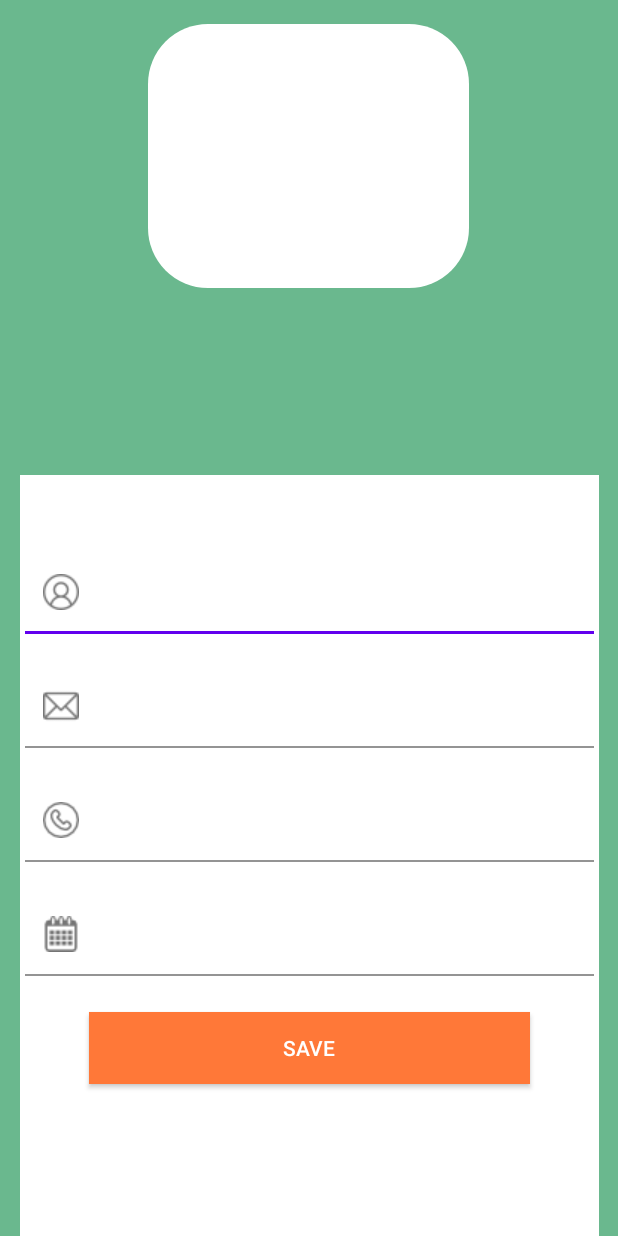
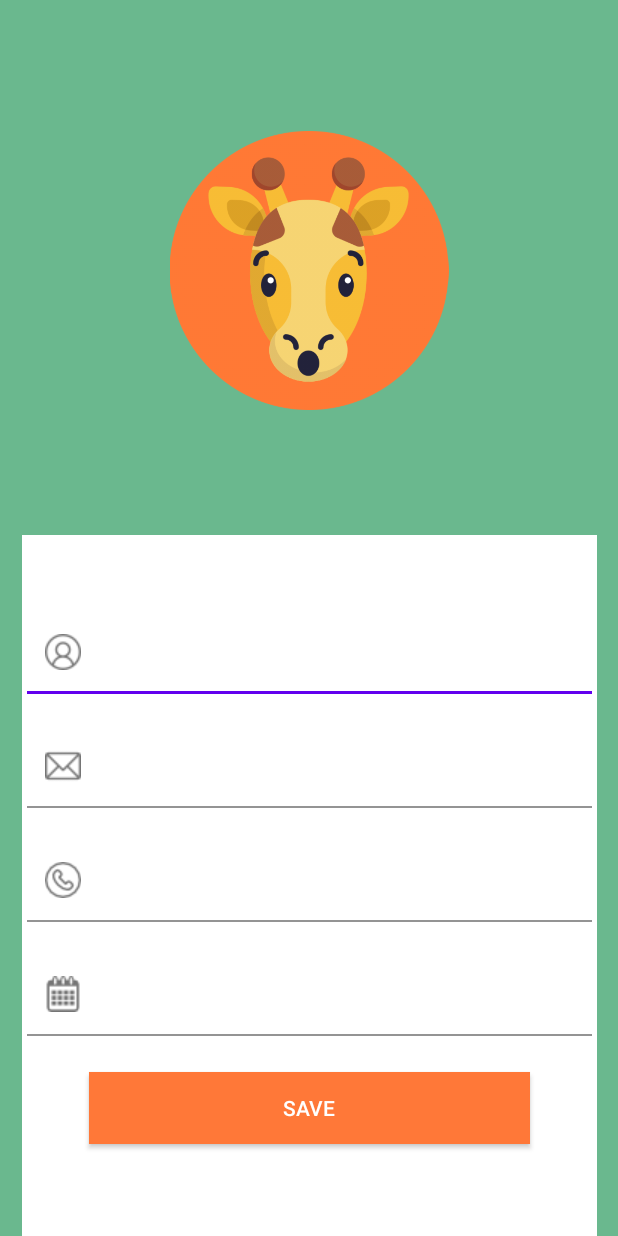
Before and after one commit to EmtenanAh/FinalProject, an Android app: the fragment ProfileFragment shown on its own in the app's theme, on a phone screen of 412 x 824 dp. Run offline under Robolectric (Android 15) with nearby library versions, the phone set to English and light mode, and no system bars; our stand-ins replace Firebase (no records; nobody signed in at launch, a user with empty details on screens opened directly); Roboto replaces fonts that are not available here.

Commit message:
profileActivity

```diff
--- a/app/src/main/java/com/example/finalproject/Util/SharedprefHelper.kt
+++ b/app/src/main/java/com/example/finalproject/Util/SharedprefHelper.kt
@@ -4,7 +4,7 @@ import android.content.Context
 
 class SharedprefHelper {
     companion object{
-        fun SaveUserId(context: Context,uid:String):Unit{
+        fun SaveUserId(context: Context, uid:String):Unit{
             var pref=context.getSharedPreferences("Mypref",Context.MODE_PRIVATE)
             pref.edit()
                 .putString("id",uid).commit()
--- a/app/src/main/java/com/example/finalproject/View/Fragment/FragmentAdapter.kt
+++ b/app/src/main/java/com/example/finalproject/View/Fragment/FragmentAdapter.kt
@@ -3,6 +3,7 @@ package com.example.finalproject.View.Fragment
 import androidx.fragment.app.Fragment
 import androidx.fragment.app.FragmentActivity
 import androidx.viewpager2.adapter.FragmentStateAdapter
+import com.example.finalproject.View.Fragment.Profile.ProfileFragment
 
 class FragmentAdapter (activity: FragmentActivity): FragmentStateAdapter(activity) {
     override fun getItemCount(): Int {
--- /dev/null
+++ b/app/src/main/java/com/example/finalproject/View/Fragment/Profile/ProfileFragment.kt
@@ -0,0 +1,44 @@
+package com.example.finalproject.View.Fragment.Profile
+
+import android.os.Bundle
+import androidx.fragment.app.Fragment
+import android.view.LayoutInflater
+import android.view.View
+import android.view.ViewGroup
+import android.widget.Button
+import android.widget.EditText
+import androidx.fragment.app.viewModels
+import com.example.finalproject.R
+import com.example.finalproject.Util.SharedprefHelper
+
+// TODO: Rename parameter arguments, choose names that match
+
+class ProfileFragment : Fragment() {
+
+
+    override fun onCreateView(
+        inflater: LayoutInflater, container: ViewGroup?,
+        savedInstanceState: Bundle?
+    ): View? {
+        var context= inflater.context
+       var v= inflater.inflate(R.layout.fragment_profile, container, false)
+        var name=v.findViewById<EditText>(R.id.name)
+        var email=v.findViewById<EditText>(R.id.email)
+        var phone=v.findViewById<EditText>(R.id.phone)
+        var birthday=v.findViewById<EditText>(R.id.birthday)
+        var save=v.findViewById<Button>(R.id.save)
+        val viewModelProfile:ProfileViewModel by viewModels()
+        val iduser= SharedprefHelper.getUserId(context)
+        viewModelProfile.getUserByIDForprofile(iduser).observe(this,{
+            name.setText(it.name)
+            email.setText(it.email)
+            phone.setText(it.phone)
+            birthday.setText(it.birthday)
+        })
+
+//        save.setOnClickListener {
+//
+//        }
+        return v
+    }
+}
--- /dev/null
+++ b/app/src/main/java/com/example/finalproject/View/Fragment/Profile/ProfileViewModel.kt
@@ -0,0 +1,13 @@
+package com.example.finalproject.View.Fragment.Profile
+
+import androidx.lifecycle.MutableLiveData
+import androidx.lifecycle.ViewModel
+import com.example.finalproject.Model.User
+import com.example.finalproject.Repostory.UserRepository
+
+class ProfileViewModel: ViewModel() {
+    var userRepository=UserRepository()
+    fun getUserByIDForprofile(id:String):MutableLiveData<User>{
+        return userRepository.getUserByIDForprofile(id)
+    }
+}
--- a/app/src/main/java/com/example/finalproject/View/Fragment/ProfileFragment.kt
+++ /dev/null
@@ -1,60 +0,0 @@
-package com.example.finalproject.View.Fragment
-
-import android.os.Bundle
-import androidx.fragment.app.Fragment
-import android.view.LayoutInflater
-import android.view.View
-import android.view.ViewGroup
-import com.example.finalproject.R
-
-// TODO: Rename parameter arguments, choose names that match
-// the fragment initialization parameters, e.g. ARG_ITEM_NUMBER
-private const val ARG_PARAM1 = "param1"
-private const val ARG_PARAM2 = "param2"
-
-/**
- * A simple [Fragment] subclass.
- * Use the [ProfileFragment.newInstance] factory method to
- * create an instance of this fragment.
- */
-class ProfileFragment : Fragment() {
-    // TODO: Rename and change types of parameters
-    private var param1: String? = null
-    private var param2: String? = null
-
-    override fun onCreate(savedInstanceState: Bundle?) {
-        super.onCreate(savedInstanceState)
-        arguments?.let {
-            param1 = it.getString(ARG_PARAM1)
-            param2 = it.getString(ARG_PARAM2)
-        }
-    }
-
-    override fun onCreateView(
-        inflater: LayoutInflater, container: ViewGroup?,
-        savedInstanceState: Bundle?
-    ): View? {
-        // Inflate the layout for this fragment
-        return inflater.inflate(R.layout.fragment_profile, container, false)
-    }
-
-    companion object {
-        /**
-         * Use this factory method to create a new instance of
-         * this fragment using the provided parameters.
-         *
-         * @param param1 Parameter 1.
-         * @param param2 Parameter 2.
-         * @return A new instance of fragment ProfileFragment.
-         */
-        // TODO: Rename and change types and number of parameters
-        @JvmStatic
-        fun newInstance(param1: String, param2: String) =
-            ProfileFragment().apply {
-                arguments = Bundle().apply {
-                    putString(ARG_PARAM1, param1)
-                    putString(ARG_PARAM2, param2)
-                }
-            }
-    }
-}
--- a/app/src/main/java/com/example/finalproject/network/UserService.kt
+++ b/app/src/main/java/com/example/finalproject/network/UserService.kt
@@ -7,8 +7,8 @@ import retrofit2.http.*
 
 interface UserService {
     @GET("User")
-    fun getUserByFBid(@Query("fb_id") id:String): Call<List<User>>
-    @PUT("User")
+    fun getUserByFBId(@Query("fb_id") id:String): Call<List<User>>
+    @GET("User/{id}")
     fun getUserByIDForProfile(@Path ("id")id: String):Call<User>
     @POST("User")
     fun addUser(@Body u:User):Call<User>
--- a/app/src/main/res/layout/activity_login.xml
+++ b/app/src/main/res/layout/activity_login.xml
@@ -12,7 +12,7 @@
         android:id="@+id/imageView2"
         android:layout_width="299dp"
         android:layout_height="266dp"
-        android:layout_marginTop="20dp"
+        android:layout_marginTop="15dp"
         android:layout_marginEnd="96dp"
         app:layout_constraintBottom_toTopOf="@+id/constraintLayout"
         app:layout_constraintEnd_toEndOf="parent"
@@ -27,7 +27,7 @@
         android:layout_marginEnd="20dp"
         android:background="@drawable/asma"
         app:layout_constraintEnd_toEndOf="parent"
-        app:layout_constraintHorizontal_bias="0.466"
+        app:layout_constraintHorizontal_bias="0.018"
         app:layout_constraintStart_toStartOf="parent"
         app:layout_constraintTop_toBottomOf="@+id/imageView2">
 
--- a/app/src/main/res/layout/fragment_profile.xml
+++ b/app/src/main/res/layout/fragment_profile.xml
@@ -5,7 +5,7 @@
     android:layout_width="match_parent"
     android:layout_height="match_parent"
     android:background="#6ab88e"
-    tools:context=".View.Fragment.ProfileFragment">
+    tools:context=".View.Fragment.Profile.ProfileFragment">
 
     <androidx.constraintlayout.widget.ConstraintLayout
         android:layout_width="match_parent"
@@ -13,8 +13,8 @@
 
         <androidx.constraintlayout.widget.ConstraintLayout
             android:id="@+id/constraintLayout2"
-            android:layout_width="386dp"
-            android:layout_height="507dp"
+            android:layout_width="383dp"
+            android:layout_height="467dp"
             android:layout_marginStart="20dp"
             android:layout_marginEnd="20dp"
             android:background="#ffffff
@@ -126,16 +126,21 @@
                 app:layout_constraintStart_toStartOf="parent"
                 app:layout_constraintTop_toBottomOf="@+id/filledTextField3"
                 tools:ignore="TextContrastCheck,TextContrastCheck" />
+
         </androidx.constraintlayout.widget.ConstraintLayout>
 
         <ImageView
-            android:id="@+id/imageView5"
-            android:layout_width="214dp"
-            android:layout_height="176dp"
-            android:layout_marginTop="16dp"
-            android:layout_marginEnd="99dp"
-            android:src="@drawable/asma"
+            android:id="@+id/imageView6"
+            android:layout_width="236dp"
+            android:layout_height="186dp"
+            android:layout_marginTop="28dp"
+            android:layout_marginEnd="88dp"
+            android:layout_marginBottom="24dp"
+            android:src="@mipmap/giraffe"
+            app:layout_constraintBottom_toTopOf="@+id/constraintLayout2"
             app:layout_constraintEnd_toEndOf="parent"
-            app:layout_constraintTop_toTopOf="parent" />
+            app:layout_constraintTop_toTopOf="parent"
+            tools:ignore="ImageContrastCheck,ImageContrastCheck" />
+
     </androidx.constraintlayout.widget.ConstraintLayout>
 </FrameLayout>
```
Also changed, not shown: app/src/main/java/com/example/finalproject/Repostory/UserRepository.kt (+50 -15 lines), app/src/main/java/com/example/finalproject/View/Fragment/NeighborhoodsFragment.kt (+11 -12 lines), app/src/main/java/com/example/finalproject/View/Login/Login.kt (+10 -4 lines), app/src/main/java/com/example/finalproject/View/Login/LoginViewModel.kt (+15 -5 lines), app/src/main/java/com/example/finalproject/View/Registration/Registration.kt (+47 -8 lines), app/src/main/java/com/example/finalproject/View/Registration/RegistrationViewModel.kt (+11 -5 lines), app/src/main/res/layout/activity_registration.xml (+27 -8 lines), app/src/main/res/layout/fragment_neighborhoods.xml (+8 -47 lines), app/src/main/res/mipmap-mdpi/giraffe.png (added), app/src/main/res/mipmap-mdpi/p.png (added), app/src/main/res/mipmap-mdpi/penguin.png (added), app/src/main/res/mipmap-mdpi/userr.png (added).
